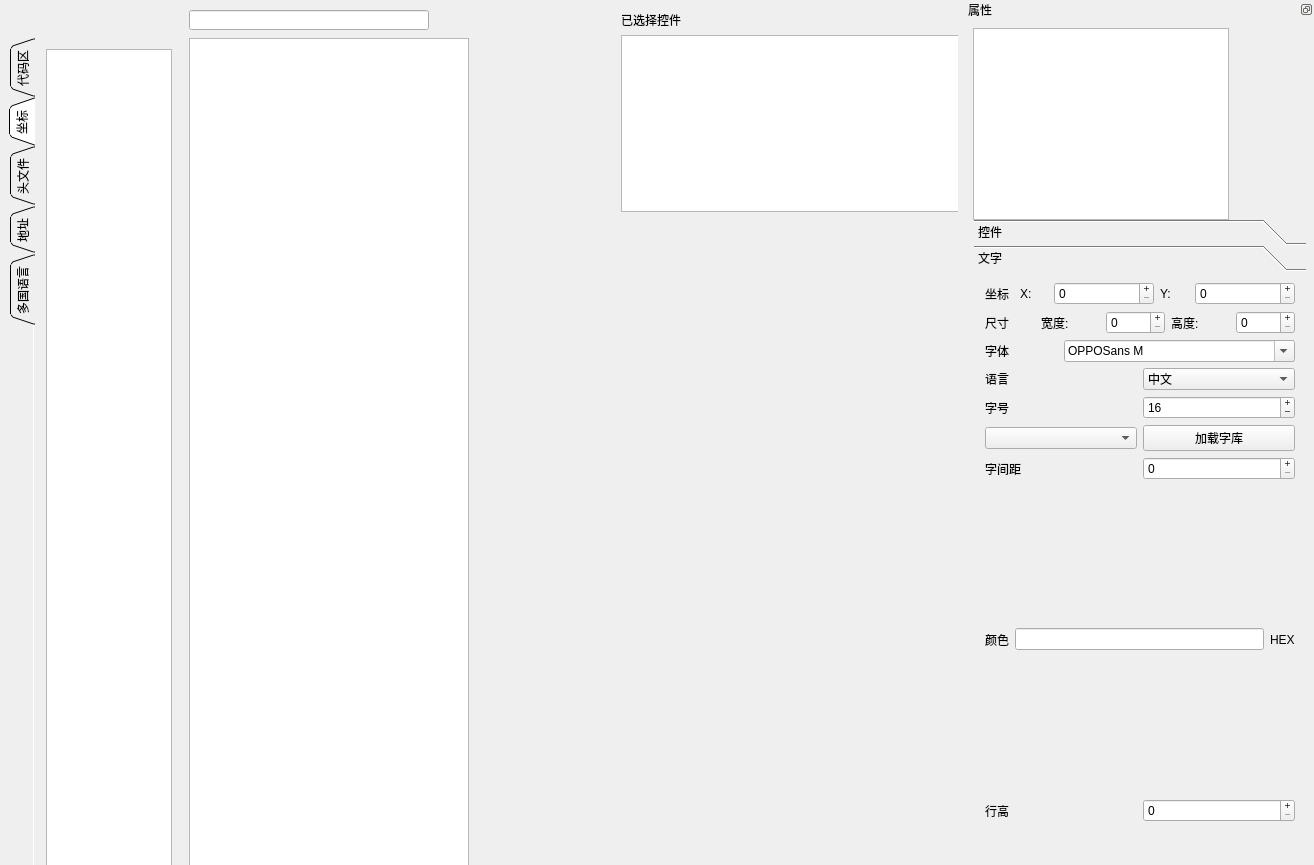
Qt form mainwindow.ui (gk8202220/UIAuto) before a commit.
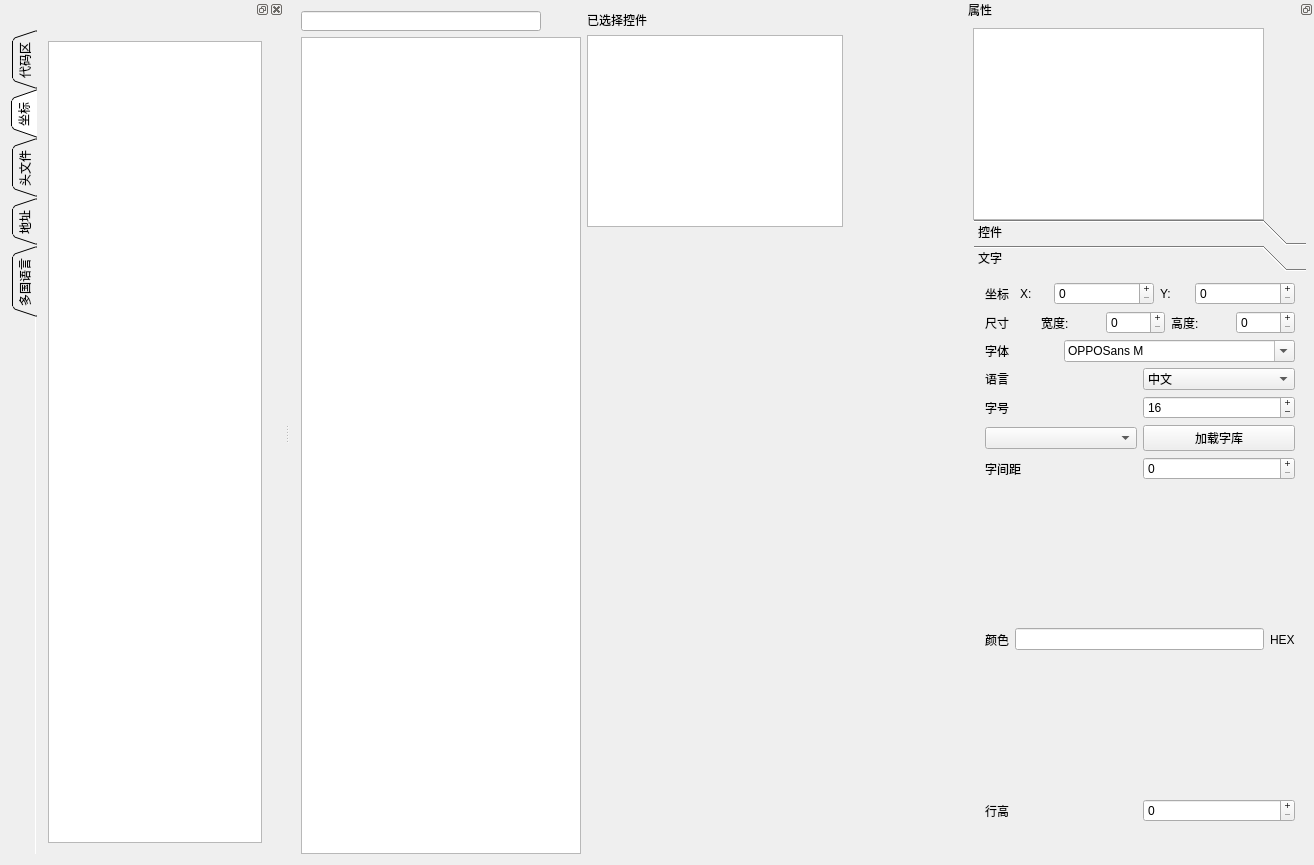
The same form after that commit. The open tabs and pages were chosen to show the change. Icons and pictures are not drawn.

Commit message: 实现代码显示10%

```diff
--- a/mainwindow.ui
+++ b/mainwindow.ui
@@ -27,15 +27,9 @@
    <bool>false</bool>
   </property>
   <widget class="QWidget" name="centralWidget">
+   <layout class="QGridLayout" name="gridLayout_6">
+    <item row="0" column="0">
    <widget class="QLineEdit" name="lineEdit">
-    <property name="geometry">
-     <rect>
-      <x>189</x>
-      <y>10</y>
-      <width>240</width>
-      <height>20</height>
-     </rect>
-    </property>
     <property name="sizePolicy">
      <sizepolicy hsizetype="Preferred" vsizetype="Preferred">
       <horstretch>0</horstretch>
@@ -52,14 +46,98 @@
      <string/>
     </property>
    </widget>
+    </item>
+    <item row="0" column="1" rowspan="2">
+     <layout class="QVBoxLayout" name="verticalLayout_4">
+      <item>
+       <layout class="QVBoxLayout" name="verticalLayout_3">
+        <item>
+         <widget class="QLabel" name="label_47">
+          <property name="sizePolicy">
+           <sizepolicy hsizetype="Fixed" vsizetype="Fixed">
+            <horstretch>0</horstretch>
+            <verstretch>0</verstretch>
+           </sizepolicy>
+          </property>
+          <property name="text">
+           <string>已选择控件</string>
+          </property>
+         </widget>
+        </item>
+        <item>
+         <widget class="QTreeView" name="treeView_slelect_items">
+          <property name="sizePolicy">
+           <sizepolicy hsizetype="Fixed" vsizetype="Fixed">
+            <horstretch>0</horstretch>
+            <verstretch>0</verstretch>
+           </sizepolicy>
+          </property>
+          <property name="textElideMode">
+           <enum>Qt::ElideMiddle</enum>
+          </property>
+         </widget>
+        </item>
+       </layout>
+      </item>
+      <item>
+       <widget class="QLabel" name="label_display">
+        <property name="minimumSize">
+         <size>
+          <width>360</width>
+          <height>360</height>
+         </size>
+        </property>
+        <property name="maximumSize">
+         <size>
+          <width>360</width>
+          <height>360</height>
+         </size>
+        </property>
+        <property name="acceptDrops">
+         <bool>true</bool>
+        </property>
+        <property name="autoFillBackground">
+         <bool>true</bool>
+        </property>
+        <property name="styleSheet">
+         <string notr="true"/>
+        </property>
+        <property name="text">
+         <string/>
+        </property>
+        <property name="textFormat">
+         <enum>Qt::PlainText</enum>
+        </property>
+        <property name="alignment">
+         <set>Qt::AlignLeading|Qt::AlignLeft|Qt::AlignVCenter</set>
+        </property>
+        <property name="wordWrap">
+         <bool>true</bool>
+        </property>
+       </widget>
+      </item>
+      <item>
+       <spacer name="verticalSpacer">
+        <property name="orientation">
+         <enum>Qt::Vertical</enum>
+        </property>
+        <property name="sizeHint" stdset="0">
+         <size>
+          <width>20</width>
+          <height>228</height>
+         </size>
+        </property>
+       </spacer>
+      </item>
+     </layout>
+    </item>
+    <item row="1" column="0">
    <widget class="QListView" name="listView_page">
-    <property name="geometry">
-     <rect>
-      <x>189</x>
-      <y>38</y>
-      <width>280</width>
-      <height>831</height>
-     </rect>
+      <property name="sizePolicy">
+       <sizepolicy hsizetype="Fixed" vsizetype="Expanding">
+        <horstretch>0</horstretch>
+        <verstretch>0</verstretch>
+       </sizepolicy>
     </property>
     <property name="minimumSize">
      <size>
@@ -110,171 +188,8 @@
      <enum>QListView::IconMode</enum>
     </property>
    </widget>
-   <widget class="QTabWidget" name="tabWidget">
-    <property name="geometry">
-     <rect>
-      <x>9</x>
-      <y>38</y>
-      <width>174</width>
-      <height>841</height>
-     </rect>
-    </property>
-    <property name="sizePolicy">
-     <sizepolicy hsizetype="Expanding" vsizetype="Expanding">
-      <horstretch>0</horstretch>
-      <verstretch>0</verstretch>
-     </sizepolicy>
-    </property>
-    <property name="tabPosition">
-     <enum>QTabWidget::West</enum>
-    </property>
-    <property name="tabShape">
-     <enum>QTabWidget::Triangular</enum>
-    </property>
-    <property name="currentIndex">
-     <number>2</number>
-    </property>
-    <property name="elideMode">
-     <enum>Qt::ElideNone</enum>
-    </property>
-    <property name="usesScrollButtons">
-     <bool>false</bool>
-    </property>
-    <property name="documentMode">
-     <bool>true</bool>
-    </property>
-    <property name="tabBarAutoHide">
-     <bool>true</bool>
-    </property>
-    <widget class="QWidget" name="tab">
-     <attribute name="title">
-      <string>代码区</string>
-     </attribute>
-     <layout class="QGridLayout" name="gridLayout_3">
-      <item row="0" column="0">
-       <widget class="QTextBrowser" name="textBrowser">
-        <property name="sizePolicy">
-         <sizepolicy hsizetype="Preferred" vsizetype="Preferred">
-          <horstretch>0</horstretch>
-          <verstretch>0</verstretch>
-         </sizepolicy>
-        </property>
-       </widget>
-      </item>
-     </layout>
-    </widget>
-    <widget class="QWidget" name="tab_2">
-     <attribute name="title">
-      <string>坐标</string>
-     </attribute>
-     <layout class="QGridLayout" name="gridLayout_4">
-      <item row="0" column="0">
-       <widget class="QTextBrowser" name="TB_Positon">
-        <property name="sizePolicy">
-         <sizepolicy hsizetype="Preferred" vsizetype="Preferred">
-          <horstretch>0</horstretch>
-          <verstretch>0</verstretch>
-         </sizepolicy>
-        </property>
-       </widget>
-      </item>
-     </layout>
-    </widget>
-    <widget class="QWidget" name="tab_3">
-     <attribute name="title">
-      <string>头文件</string>
-     </attribute>
-     <layout class="QGridLayout" name="gridLayout_5">
-      <item row="0" column="0">
-       <widget class="QTextBrowser" name="TB_head"/>
-      </item>
-     </layout>
-    </widget>
-    <widget class="QWidget" name="tab_4">
-     <attribute name="title">
-      <string>地址</string>
-     </attribute>
-     <widget class="QTextBrowser" name="TB_addr">
-      <property name="geometry">
-       <rect>
-        <x>10</x>
-        <y>10</y>
-        <width>891</width>
-        <height>801</height>
-       </rect>
-      </property>
-     </widget>
-    </widget>
-    <widget class="QWidget" name="tab_5">
-     <attribute name="title">
-      <string>多国语言</string>
-     </attribute>
-     <layout class="QGridLayout" name="gridLayout_2"/>
-    </widget>
-   </widget>
-   <widget class="QWidget" name="">
-    <property name="geometry">
-     <rect>
-      <x>610</x>
-      <y>0</y>
-      <width>362</width>
-      <height>589</height>
-     </rect>
-    </property>
-    <layout class="QVBoxLayout" name="verticalLayout_3">
-     <item>
-      <widget class="QLabel" name="label_47">
-       <property name="text">
-        <string>已选择控件</string>
-       </property>
-      </widget>
-     </item>
-     <item>
-      <widget class="QTreeView" name="treeView_slelect_items">
-       <property name="textElideMode">
-        <enum>Qt::ElideMiddle</enum>
-       </property>
-      </widget>
-     </item>
-     <item>
-      <widget class="QLabel" name="label_display">
-       <property name="minimumSize">
-        <size>
-         <width>360</width>
-         <height>360</height>
-        </size>
-       </property>
-       <property name="maximumSize">
-        <size>
-         <width>360</width>
-         <height>360</height>
-        </size>
-       </property>
-       <property name="acceptDrops">
-        <bool>true</bool>
-       </property>
-       <property name="autoFillBackground">
-        <bool>true</bool>
-       </property>
-       <property name="styleSheet">
-        <string notr="true"/>
-       </property>
-       <property name="text">
-        <string/>
-       </property>
-       <property name="textFormat">
-        <enum>Qt::PlainText</enum>
-       </property>
-       <property name="alignment">
-        <set>Qt::AlignLeading|Qt::AlignLeft|Qt::AlignVCenter</set>
-       </property>
-       <property name="wordWrap">
-        <bool>true</bool>
-       </property>
-      </widget>
-     </item>
-    </layout>
-   </widget>
+    </item>
+   </layout>
   </widget>
   <widget class="QDockWidget" name="dockWidget_3">
    <property name="minimumSize">
@@ -1751,7 +1666,7 @@
       <rect>
        <x>9</x>
        <y>9</y>
-       <width>256</width>
+       <width>291</width>
        <height>192</height>
       </rect>
      </property>
@@ -1764,6 +1679,117 @@
     </widget>
    </widget>
   </widget>
+  <widget class="QDockWidget" name="dockWidget">
+   <property name="sizePolicy">
+    <sizepolicy hsizetype="Expanding" vsizetype="Expanding">
+     <horstretch>0</horstretch>
+     <verstretch>0</verstretch>
+    </sizepolicy>
+   </property>
+   <attribute name="dockWidgetArea">
+    <number>1</number>
+   </attribute>
+   <widget class="QWidget" name="dockWidgetContents">
+    <layout class="QGridLayout" name="gridLayout_9">
+     <item row="0" column="0">
+      <widget class="QTabWidget" name="tabWidget">
+       <property name="sizePolicy">
+        <sizepolicy hsizetype="Expanding" vsizetype="Expanding">
+         <horstretch>0</horstretch>
+         <verstretch>0</verstretch>
+        </sizepolicy>
+       </property>
+       <property name="tabPosition">
+        <enum>QTabWidget::West</enum>
+       </property>
+       <property name="tabShape">
+        <enum>QTabWidget::Triangular</enum>
+       </property>
+       <property name="currentIndex">
+        <number>1</number>
+       </property>
+       <property name="elideMode">
+        <enum>Qt::ElideNone</enum>
+       </property>
+       <property name="usesScrollButtons">
+        <bool>false</bool>
+       </property>
+       <property name="documentMode">
+        <bool>true</bool>
+       </property>
+       <property name="tabBarAutoHide">
+        <bool>true</bool>
+       </property>
+       <widget class="QWidget" name="tab">
+        <attribute name="title">
+         <string>代码区</string>
+        </attribute>
+        <layout class="QGridLayout" name="gridLayout_3">
+         <item row="0" column="0">
+          <widget class="QTextBrowser" name="textBrowser">
+           <property name="sizePolicy">
+            <sizepolicy hsizetype="Preferred" vsizetype="Preferred">
+             <horstretch>0</horstretch>
+             <verstretch>0</verstretch>
+            </sizepolicy>
+           </property>
+          </widget>
+         </item>
+        </layout>
+       </widget>
+       <widget class="QWidget" name="tab_2">
+        <attribute name="title">
+         <string>坐标</string>
+        </attribute>
+        <layout class="QGridLayout" name="gridLayout_4">
+         <item row="0" column="0">
+          <widget class="QTextBrowser" name="TB_Positon">
+           <property name="sizePolicy">
+            <sizepolicy hsizetype="Expanding" vsizetype="Expanding">
+             <horstretch>0</horstretch>
+             <verstretch>0</verstretch>
+            </sizepolicy>
+           </property>
+          </widget>
+         </item>
+        </layout>
+       </widget>
+       <widget class="QWidget" name="tab_3">
+        <attribute name="title">
+         <string>头文件</string>
+        </attribute>
+        <layout class="QGridLayout" name="gridLayout_5">
+         <item row="0" column="0">
+          <widget class="QTextBrowser" name="TB_head"/>
+         </item>
+        </layout>
+       </widget>
+       <widget class="QWidget" name="tab_4">
+        <attribute name="title">
+         <string>地址</string>
+        </attribute>
+        <widget class="QTextBrowser" name="TB_addr">
+         <property name="geometry">
+          <rect>
+           <x>10</x>
+           <y>10</y>
+           <width>891</width>
+           <height>801</height>
+          </rect>
+         </property>
+        </widget>
+       </widget>
+       <widget class="QWidget" name="tab_5">
+        <attribute name="title">
+         <string>多国语言</string>
+        </attribute>
+        <layout class="QGridLayout" name="gridLayout_2"/>
+       </widget>
+      </widget>
+     </item>
+    </layout>
+   </widget>
+  </widget>
  </widget>
  <layoutdefault spacing="6" margin="11"/>
  <tabstops>
```
Left out of the diff: 8 changed lines with no effect on the pictures. Lines whose indentation alone changed are shown as unchanged. The commit also changes 6 other files.
